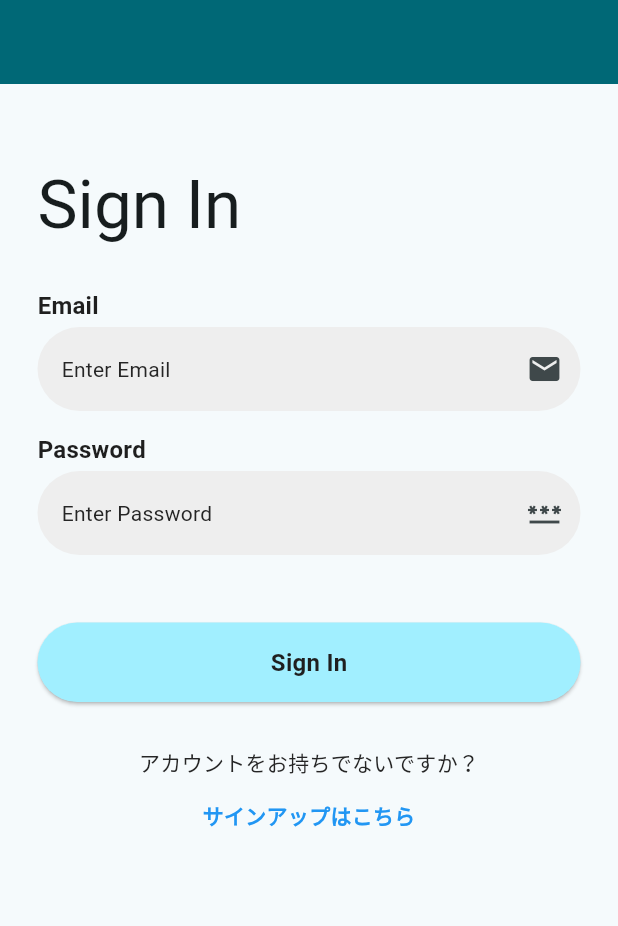
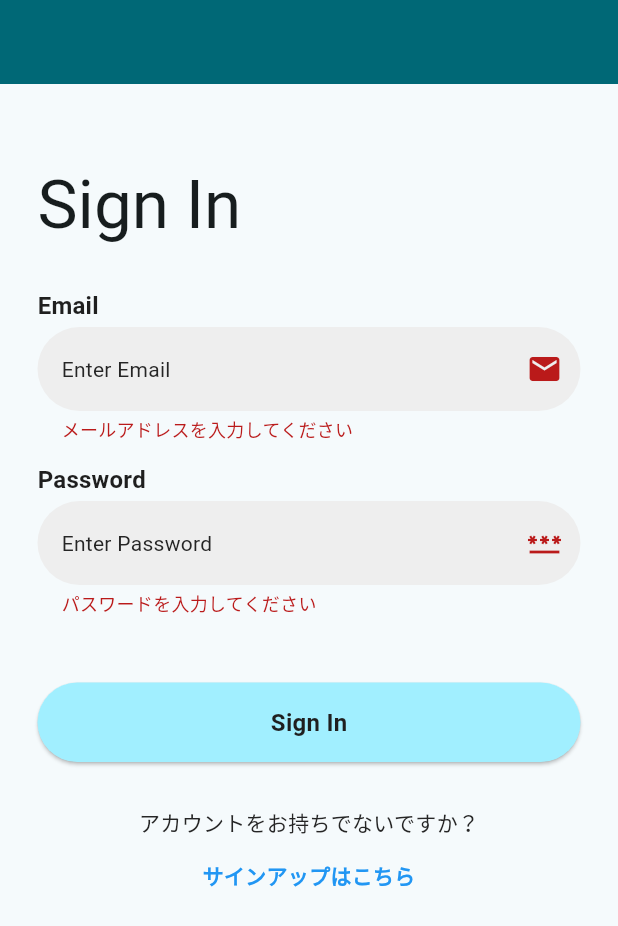
Before and after one commit to HamadaStudy/ez_vocab, a Flutter app: the screen it shows after launch, after a tap on "Sign In", on a phone screen of 412 x 824 dp. Shown: the top 926 px of the screen. Run offline on Flutter 3.47's test engine with Material 3 defaults, Android fonts, the light colour scheme and no system bars; our stand-ins replace flutter_riverpod, go_router; Roboto replaces fonts that are missing (WorkSans).

Commit message:
sign inへのバリデーション実装 #1

```diff
--- a/lib/features/auth/views/screens/sign_in_screen.dart
+++ b/lib/features/auth/views/screens/sign_in_screen.dart
@@ -14,6 +14,7 @@ class _SignInScreenState extends State<SignInScreen> {
   final TextEditingController _emailController = TextEditingController();
   final TextEditingController _passwordController = TextEditingController();
   final TextEditingController _usernameController = TextEditingController();
+  final _formKey = GlobalKey<FormState>();
 
   void _handleSignIn() {
     final email = _emailController.text;
@@ -41,6 +42,8 @@ class _SignInScreenState extends State<SignInScreen> {
       appBar: AppBar(backgroundColor: Theme.of(context).colorScheme.primary),
       body: Padding(
         padding: kPadd25,
+        child: Form(
+          key: _formKey,
           child: Column(
             crossAxisAlignment: CrossAxisAlignment.start,
             children: <Widget>[
@@ -49,6 +52,7 @@ class _SignInScreenState extends State<SignInScreen> {
               Text('Sign In', style: Theme.of(context).textTheme.displayMedium),
               kGap30,
 
+              // メールアドレス入力フォーム
               Text('Email', style: Theme.of(context).textTheme.titleLarge),
               kGap5,
               AuthCustomTextField(
@@ -56,9 +60,11 @@ class _SignInScreenState extends State<SignInScreen> {
                 hintText: 'Enter Email',
                 keyboardType: TextInputType.emailAddress,
                 suffixIcon: Icon(Icons.email),
+                validator: FormValidators.emailValidator,
               ),
               kGap15,
 
+              // パスワード入力フォーム
               Text('Password', style: Theme.of(context).textTheme.titleLarge),
               kGap5,
               AuthCustomTextField(
@@ -66,14 +72,26 @@ class _SignInScreenState extends State<SignInScreen> {
                 hintText: 'Enter Password',
                 obscureText: true,
                 suffixIcon: Icon(Icons.password),
+                validator: FormValidators.required('パスワード'),
               ),
               kGap45,
 
-            AuthCustomButton(text: 'Sign In', onPressed: _handleSignIn),
+              // サインインボタン
+              AuthCustomButton(
+                text: 'Sign In',
+                onPressed: () {
+                  if (_formKey.currentState!.validate()) {
+                    ScaffoldMessenger.of(context).showSnackBar(
+                      const SnackBar(content: Text('Processing Data')),
+                    );
+                  }
+                },
+              ),
               kGap30,
 
               _buildToggleText(context),
             ],
+          ),
         ),
       ),
     );
```
Also changed, not shown: lib/features/auth/views/screens/sign_up_screen.dart (+0 -7 lines). Lines whose indentation alone changed are shown as unchanged.
